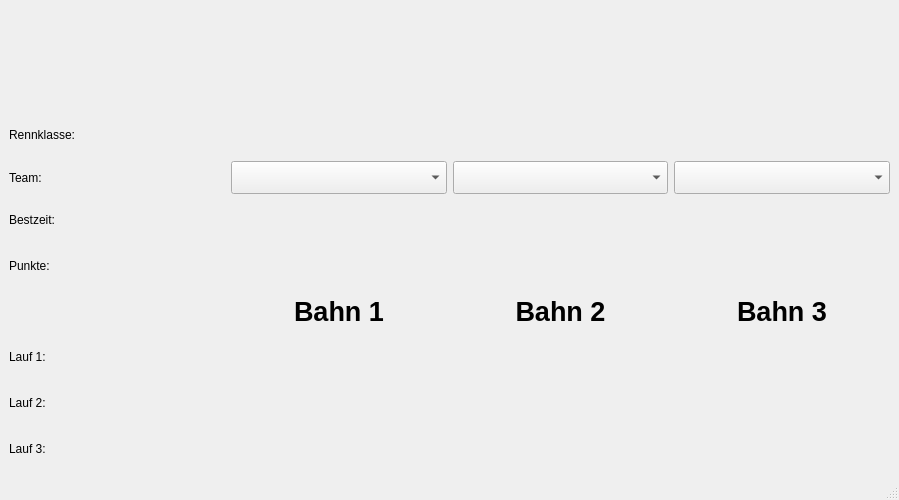
This is main.ui in rhaschke/SMD as Qt 5 draws it before an edit. The edited form follows.
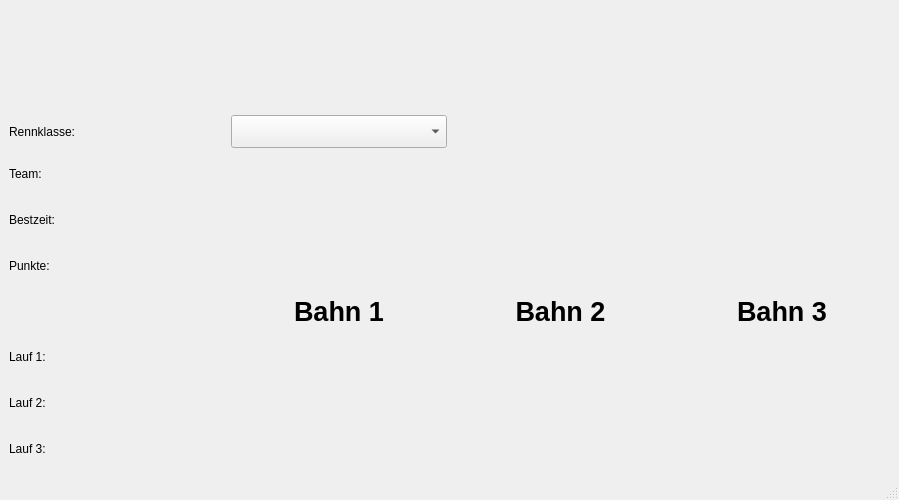
This is the edited form. Icons and pictures are not drawn.

Commit message: updated team selection: editable Combobox. Todo: Validation

```diff
--- a/main.ui
+++ b/main.ui
@@ -216,35 +216,11 @@
         </property>
        </widget>
       </item>
-      <item row="1" column="3">
-       <widget class="QComboBox" name="team3">
+      <item row="0" column="1">
+       <widget class="QComboBox" name="race_class">
         <property name="font">
          <font>
           <pointsize>16</pointsize>
-          <weight>75</weight>
-          <bold>true</bold>
-         </font>
-        </property>
-       </widget>
-      </item>
-      <item row="1" column="2">
-       <widget class="QComboBox" name="team2">
-        <property name="font">
-         <font>
-          <pointsize>16</pointsize>
-          <weight>75</weight>
-          <bold>true</bold>
-         </font>
-        </property>
-       </widget>
-      </item>
-      <item row="1" column="1">
-       <widget class="QComboBox" name="team1">
-        <property name="font">
-         <font>
-          <pointsize>16</pointsize>
-          <weight>75</weight>
-          <bold>true</bold>
          </font>
         </property>
        </widget>
```
The commit also changes 1 other file.
